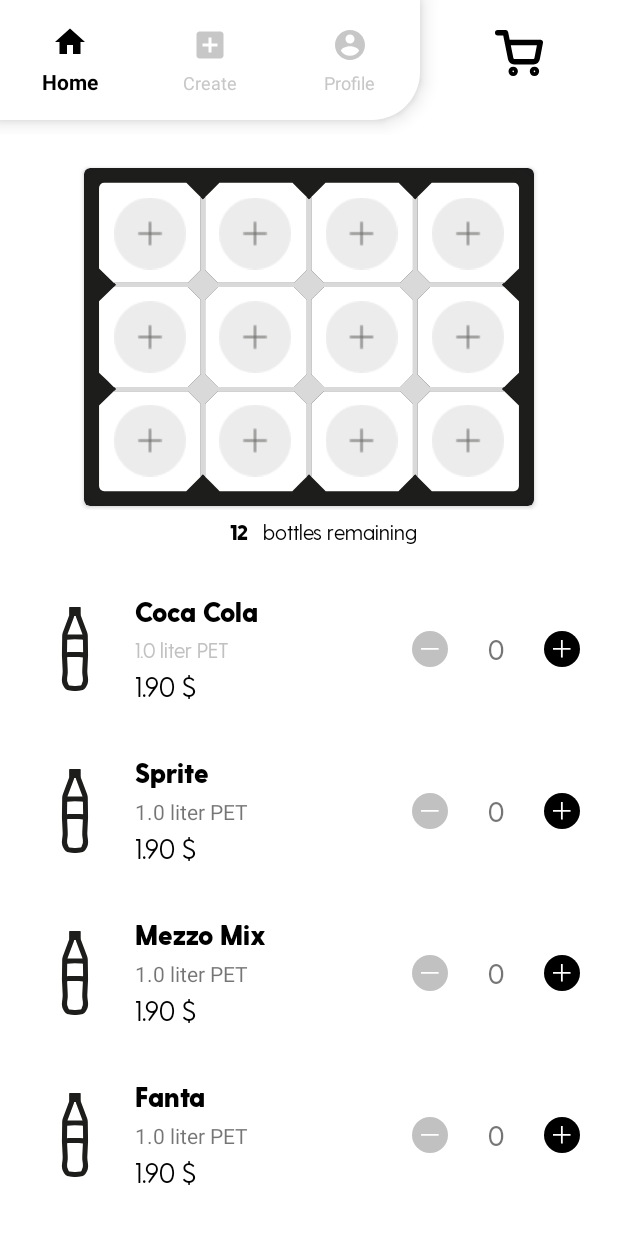
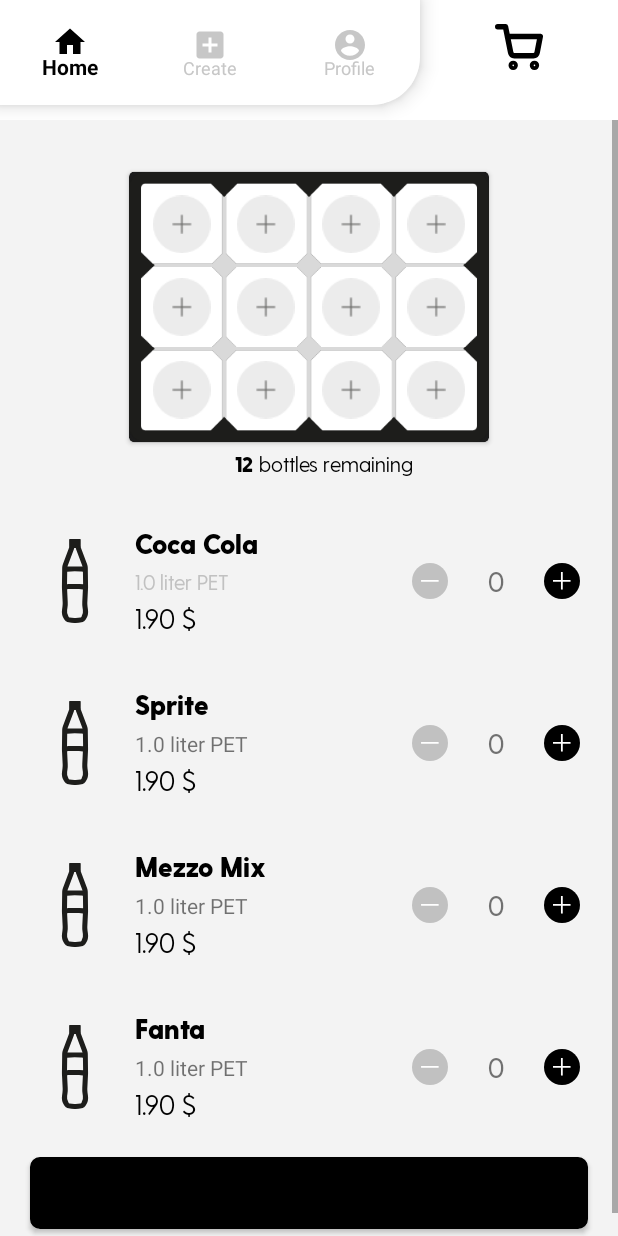
Before and after one commit to vib6445/Carsten, an Android app: the fragment LemonadeFragment placed in its activity, on a phone screen of 412 x 824 dp. Run offline under Robolectric (Android 15) with nearby library versions, the phone set to English and light mode, and no system bars.

Commit message:
Improved Fragment_Lemonade

```diff
--- /dev/null
+++ b/app/src/main/res/drawable/buy_button_background.xml
@@ -0,0 +1,14 @@
+<?xml version="1.0" encoding="utf-8" ?>
+<selector xmlns:android="http://schemas.android.com/apk/res/android">
+    <!--  Non focused states
+     -->
+    <item android:state_focused="false" android:state_selected="false" android:state_pressed="false" android:drawable="@drawable/buy_button_unfocused" />
+    <item android:state_focused="false" android:state_selected="true" android:state_pressed="false" android:drawable="@drawable/buy_button_unfocused" />
+    <!--  Focused states
+     -->
+    <item android:state_focused="true" android:state_selected="false" android:state_pressed="false" android:drawable="@drawable/buy_button_focus" />
+    <item android:state_focused="true" android:state_selected="true" android:state_pressed="false" android:drawable="@drawable/buy_button_focus" />
+    <!--  Pressed
+     -->
+    <item android:state_pressed="true" android:drawable="@drawable/buy_button_press" />
+</selector>
--- /dev/null
+++ b/app/src/main/res/drawable/buy_button_focus.xml
@@ -0,0 +1,6 @@
+<?xml version="1.0" encoding="utf-8"?>
+<shape xmlns:android="http://schemas.android.com/apk/res/android" android:shape="rectangle">
+    <stroke android:width="1dp" android:color="#FF404040" />
+    <corners android:radius="6dp" />
+    <gradient android:startColor="#FF6800" android:centerColor="#FF8000" android:endColor="#FF9700" android:angle="90" />
+</shape>
--- /dev/null
+++ b/app/src/main/res/drawable/buy_button_press.xml
@@ -0,0 +1,6 @@
+<?xml version="1.0" encoding="utf-8"?>
+<shape xmlns:android="http://schemas.android.com/apk/res/android" android:shape="rectangle">
+    <stroke android:width="1dp" android:color="#FF404040" />
+    <corners android:radius="6dp" />
+    <gradient android:startColor="#FF6800" android:centerColor="#FF8000" android:endColor="#FF9700" android:angle="90" />
+</shape>
--- /dev/null
+++ b/app/src/main/res/drawable/buy_button_unfocused.xml
@@ -0,0 +1,6 @@
+<?xml version="1.0" encoding="utf-8"?>
+<shape xmlns:android="http://schemas.android.com/apk/res/android" android:shape="rectangle">
+    <stroke android:width="1dp" android:color="#000000" />
+    <corners android:radius="6dp" />
+    <solid android:color="@color/colorBlack" />
+</shape>
--- a/app/src/main/res/layout/activity_main.xml
+++ b/app/src/main/res/layout/activity_main.xml
@@ -10,13 +10,14 @@
 
     <androidx.constraintlayout.widget.ConstraintLayout
         android:layout_width="match_parent"
-        android:layout_height="90dp"
+        android:layout_height="80dp"
+        android:background="#ffffff"
         android:orientation="horizontal">
 
         <com.google.android.material.bottomnavigation.BottomNavigationView
             android:id="@+id/top_navigation"
             android:layout_width="280dp"
-            android:layout_height="80dp"
+            android:layout_height="70dp"
             android:layout_alignParentTop="true"
             android:background="@drawable/main_navigation_background"
             android:elevation="800dp"
--- a/app/src/main/res/layout/fragment_create.xml
+++ b/app/src/main/res/layout/fragment_create.xml
@@ -7,9 +7,18 @@
     android:orientation="vertical" >
 
 
+    <androidx.cardview.widget.CardView
+        android:layout_width="match_parent"
+        android:layout_height="120dp"
+        app:cardBackgroundColor="#ffffff"
+        app:cardCornerRadius="0dp"
+        app:cardElevation="8dp"
+        app:cardMaxElevation="8dp">
+
         <RadioGroup
             android:layout_width="match_parent"
             android:layout_height="120dp"
+            android:background="@drawable/create_navigation_background"
             android:orientation="horizontal"
             android:paddingLeft="10dp"
             android:paddingRight="10dp">
@@ -19,6 +28,7 @@
                 android:layout_height="100dp"
                 android:layout_margin="4dp"
                 android:layout_weight="1"
+                app:cardBackgroundColor="#ffffff"
                 app:cardCornerRadius="4dp"
                 app:cardElevation="0dp">
 
@@ -41,11 +51,11 @@
                         android:layout_width="match_parent"
                         android:layout_height="wrap_content"
                         android:layout_weight="1"
+                        android:fontFamily="@font/greycliffcf_heavy"
                         android:text="@string/our_selection"
-                    android:fontFamily="@font/greycliffcf_heavy"
-                    android:textColor="@color/colorBlack"
                         android:textAlignment="center"
                         android:textAllCaps="false"
+                        android:textColor="@color/colorBlack"
                         android:textSize="12sp" />
                 </LinearLayout>
 
@@ -56,6 +66,7 @@
                 android:layout_height="100dp"
                 android:layout_margin="4dp"
                 android:layout_weight="1"
+                app:cardBackgroundColor="#ffffff"
                 app:cardCornerRadius="4dp"
                 app:cardElevation="0dp">
 
@@ -77,10 +88,10 @@
                         android:layout_width="match_parent"
                         android:layout_height="wrap_content"
                         android:layout_weight="1"
+                        android:fontFamily="@font/greycliffcf_heavy"
                         android:text="@string/lemonade"
-                    android:fontFamily="@font/greycliffcf_heavy"
+                        android:textAlignment="center"
                         android:textColor="@color/colorBlack"
-                    android:textAlignment="center"
                         android:textSize="12sp" />
                 </LinearLayout>
             </androidx.cardview.widget.CardView>
@@ -90,6 +101,7 @@
                 android:layout_height="100dp"
                 android:layout_margin="4dp"
                 android:layout_weight="1"
+                app:cardBackgroundColor="#ffffff"
                 app:cardCornerRadius="4dp"
                 app:cardElevation="0dp">
 
@@ -111,10 +123,10 @@
                         android:layout_width="match_parent"
                         android:layout_height="wrap_content"
                         android:layout_weight="1"
+                        android:fontFamily="@font/greycliffcf_heavy"
                         android:text="@string/beer_short"
-                    android:fontFamily="@font/greycliffcf_heavy"
+                        android:textAlignment="center"
                         android:textColor="@color/colorBlack"
-                    android:textAlignment="center"
                         android:textSize="12sp" />
                 </LinearLayout>
             </androidx.cardview.widget.CardView>
@@ -124,6 +136,7 @@
                 android:layout_height="100dp"
                 android:layout_margin="4dp"
                 android:layout_weight="1"
+                app:cardBackgroundColor="#ffffff"
                 app:cardCornerRadius="4dp"
                 app:cardElevation="0dp">
 
@@ -146,21 +159,19 @@
                         android:layout_height="wrap_content"
                         android:layout_weight="1"
                         android:fontFamily="@font/greycliffcf_heavy"
-                    android:textColor="@color/colorBlack"
                         android:text="@string/beer_long"
                         android:textAlignment="center"
+                        android:textColor="@color/colorBlack"
                         android:textSize="12sp" />
                 </LinearLayout>
             </androidx.cardview.widget.CardView>
 
         </RadioGroup>
+    </androidx.cardview.widget.CardView>
 
     <androidx.viewpager.widget.ViewPager
         android:id="@+id/viewPager"
         android:layout_width="match_parent"
-        android:layout_height="wrap_content">
-
-    </androidx.viewpager.widget.ViewPager>
-
+        android:layout_height="wrap_content" />
 
 </LinearLayout>
--- a/app/src/main/res/layout/fragment_lemonade.xml
+++ b/app/src/main/res/layout/fragment_lemonade.xml
@@ -1,51 +1,48 @@
 <?xml version="1.0" encoding="utf-8"?>
-<LinearLayout xmlns:android="http://schemas.android.com/apk/res/android"
+<ScrollView xmlns:android="http://schemas.android.com/apk/res/android"
     xmlns:app="http://schemas.android.com/apk/res-auto"
     xmlns:tools="http://schemas.android.com/tools"
     android:layout_width="match_parent"
     android:layout_height="wrap_content"
+    android:background="#f3f3f3"
     android:orientation="vertical"
     tools:context=".CreateSlabs.LemonadeFragment">
-
-
-    <ScrollView
-        android:layout_width="match_parent"
-        android:layout_height="match_parent">
 
     <LinearLayout
         android:layout_width="match_parent"
         android:layout_height="wrap_content"
         android:orientation="vertical"
-            android:paddingTop="20dp">
+        android:paddingTop="10dp">
+
 
         <androidx.constraintlayout.widget.ConstraintLayout
             android:layout_width="match_parent"
-                android:layout_height="230dp"
-                >
+            android:layout_height="230dp">
 
             <androidx.cardview.widget.CardView
                 android:layout_width="wrap_content"
                 android:layout_height="wrap_content"
                 android:layout_gravity="center"
+                android:layout_marginTop="2dp"
+                android:scaleX="0.8"
+                android:scaleY="0.8"
                 app:cardBackgroundColor="#1c1c1c"
                 app:cardCornerRadius="4dp"
                 app:layout_constraintEnd_toEndOf="parent"
                 app:layout_constraintStart_toStartOf="parent"
-                    app:layout_constraintTop_toTopOf="parent"
-                    android:layout_marginTop="2dp">
+                app:layout_constraintTop_toTopOf="parent">
 
                 <LinearLayout
                     android:layout_width="300dp"
                     android:layout_height="225dp"
-                        android:orientation="vertical"
                     android:background="@drawable/slab_vertical_background"
-                        >
+                    android:orientation="vertical">
 
                     <TableLayout
                         android:layout_width="300dp"
                         android:layout_height="225dp"
+                        android:paddingHorizontal="56dp"
                         android:paddingVertical="44dp"
-                            android:paddingHorizontal="56dp"
                         android:scaleX="1.5"
                         android:scaleY="1.5">
 
@@ -78,6 +75,7 @@
                                 android:layout_weight="1"
                                 android:background="@null"
                                 android:src="@drawable/drink_slot_empty" />
+
                             <ImageButton
                                 android:id="@+id/imageButton4"
                                 android:layout_width="wrap_content"
@@ -108,6 +106,7 @@
                                 android:layout_weight="1"
                                 android:background="@null"
                                 android:src="@drawable/drink_slot_empty" />
+
                             <ImageButton
                                 android:id="@+id/imageButton7"
                                 android:layout_width="wrap_content"
@@ -131,7 +130,6 @@
                             android:layout_weight="1">
 
 
-
                             <ImageButton
                                 android:id="@+id/imageButton9"
                                 android:layout_width="wrap_content"
@@ -139,6 +137,7 @@
                                 android:layout_weight="1"
                                 android:background="@null"
                                 android:src="@drawable/drink_slot_empty" />
+
                             <ImageButton
                                 android:id="@+id/imageButton10"
                                 android:layout_width="wrap_content"
@@ -174,17 +173,16 @@
         <LinearLayout
             android:layout_width="match_parent"
             android:layout_height="wrap_content"
+            android:layout_marginTop="-20dp"
             android:layout_marginBottom="20dp"
             android:gravity="center_horizontal"
             android:orientation="horizontal"
-                android:paddingLeft="20dp"
-                android:paddingTop="5dp">
+            android:paddingLeft="20dp">
 
             <TextView
                 android:id="@+id/numberOfBottles"
                 android:layout_width="wrap_content"
                 android:layout_height="wrap_content"
-                    android:layout_marginRight="10dp"
                 android:fontFamily="@font/greycliffcf_heavy"
                 android:text="12"
                 android:textColor="@color/colorBlack" />
@@ -193,21 +191,23 @@
                 android:id="@+id/remainingText"
                 android:layout_width="wrap_content"
                 android:layout_height="wrap_content"
+                android:layout_marginLeft="4dp"
                 android:fontFamily="@font/greycliffcf_regular"
                 android:text="bottles remaining"
                 android:textColor="@color/colorBlack" />
 
         </LinearLayout>
 
+
         <androidx.constraintlayout.widget.ConstraintLayout
             android:id="@+id/cokeLayout"
             android:layout_width="match_parent"
             android:layout_height="wrap_content"
-                android:orientation="horizontal"
+            android:layout_marginLeft="10dp"
             android:layout_marginTop="8dp"
             android:layout_marginRight="25dp"
             android:layout_marginBottom="20dp"
-                android:layout_marginLeft="10dp">
+            android:orientation="horizontal">
 
             <ImageView
                 android:id="@+id/ccImage"
@@ -226,8 +226,8 @@
                 android:layout_height="wrap_content"
                 android:fontFamily="@font/greycliffcf_heavy"
                 android:text="Coca Cola"
+                android:textColor="@color/colorBlack"
                 android:textSize="18sp"
-                    android:textColor="@color/colorBlack"
                 app:layout_constraintBottom_toTopOf="@+id/ccType"
                 app:layout_constraintStart_toEndOf="@+id/ccImage"
                 app:layout_constraintTop_toTopOf="parent"
@@ -252,8 +252,8 @@
                 android:layout_width="wrap_content"
                 android:layout_height="wrap_content"
                 android:fontFamily="@font/greycliffcf_regular"
+                android:text="1.90 $"
                 android:textColor="@color/colorBlack"
-                    android:text="1.90 $"
                 android:textSize="18sp"
                 app:layout_constraintBottom_toBottomOf="parent"
                 app:layout_constraintStart_toEndOf="@+id/ccImage"
@@ -293,13 +293,13 @@
                 android:id="@+id/ccAdd"
                 android:layout_width="wrap_content"
                 android:layout_height="wrap_content"
+                android:background="@null"
                 android:src="@drawable/ic_button_plus"
                 app:layout_constraintBottom_toBottomOf="parent"
                 app:layout_constraintEnd_toEndOf="parent"
                 app:layout_constraintTop_toTopOf="parent"
                 tools:layout_conversion_absoluteHeight="51dp"
-                    tools:layout_conversion_absoluteWidth="80dp"
-                    android:background="@null"/>
+                tools:layout_conversion_absoluteWidth="80dp" />
 
         </androidx.constraintlayout.widget.ConstraintLayout>
 
@@ -307,11 +307,11 @@
             android:id="@+id/spriteLayout"
             android:layout_width="match_parent"
             android:layout_height="wrap_content"
-                android:orientation="horizontal"
+            android:layout_marginStart="10dp"
             android:layout_marginTop="8dp"
             android:layout_marginEnd="25dp"
             android:layout_marginBottom="20dp"
-                android:layout_marginStart="10dp">
+            android:orientation="horizontal">
 
             <ImageView
                 android:id="@+id/spImage"
@@ -395,25 +395,25 @@
                 android:id="@+id/spAdd"
                 android:layout_width="wrap_content"
                 android:layout_height="wrap_content"
+                android:background="@null"
                 android:src="@drawable/ic_button_plus"
                 app:layout_constraintBottom_toBottomOf="parent"
                 app:layout_constraintEnd_toEndOf="parent"
                 app:layout_constraintTop_toTopOf="parent"
                 tools:layout_conversion_absoluteHeight="51dp"
-                    tools:layout_conversion_absoluteWidth="80dp"
-                    android:background="@null"/>
+                tools:layout_conversion_absoluteWidth="80dp" />
 
         </androidx.constraintlayout.widget.ConstraintLayout>
 
         <androidx.constraintlayout.widget.ConstraintLayout
             android:id="@+id/mezzoLayout"
             android:layout_width="match_parent"
-                android:layout_height="match_parent"
-                android:orientation="horizontal"
+            android:layout_height="wrap_content"
+            android:layout_marginLeft="10dp"
             android:layout_marginTop="8dp"
             android:layout_marginRight="25dp"
             android:layout_marginBottom="20dp"
-                android:layout_marginLeft="10dp">
+            android:orientation="horizontal">
 
             <ImageView
                 android:id="@+id/mmImage"
@@ -497,25 +497,25 @@
                 android:id="@+id/mmAdd"
                 android:layout_width="wrap_content"
                 android:layout_height="wrap_content"
+                android:background="@null"
                 android:src="@drawable/ic_button_plus"
                 app:layout_constraintBottom_toBottomOf="parent"
                 app:layout_constraintEnd_toEndOf="parent"
                 app:layout_constraintTop_toTopOf="parent"
                 tools:layout_conversion_absoluteHeight="51dp"
-                    tools:layout_conversion_absoluteWidth="80dp"
-                    android:background="@null"/>
+                tools:layout_conversion_absoluteWidth="80dp" />
 
         </androidx.constraintlayout.widget.ConstraintLayout>
 
         <androidx.constraintlayout.widget.ConstraintLayout
             android:id="@+id/fantaLayout"
             android:layout_width="match_parent"
-                android:layout_height="match_parent"
-                android:orientation="horizontal"
+            android:layout_height="wrap_content"
+            android:layout_marginLeft="10dp"
             android:layout_marginTop="8dp"
             android:layout_marginRight="25dp"
             android:layout_marginBottom="20dp"
-                android:layout_marginLeft="10dp">
+            android:orientation="horizontal">
 
             <ImageView
                 android:id="@+id/ftImage"
@@ -600,17 +600,25 @@
                 android:id="@+id/ftAdd"
                 android:layout_width="wrap_content"
                 android:layout_height="wrap_content"
+                android:background="@null"
                 android:src="@drawable/ic_button_plus"
                 app:layout_constraintBottom_toBottomOf="parent"
                 app:layout_constraintEnd_toEndOf="parent"
                 app:layout_constraintTop_toTopOf="parent"
                 tools:layout_conversion_absoluteHeight="51dp"
-                    tools:layout_conversion_absoluteWidth="80dp"
-                    android:background="@null"/>
+                tools:layout_conversion_absoluteWidth="80dp" />
 
         </androidx.constraintlayout.widget.ConstraintLayout>
 
+        <Button
+            android:id="@+id/button"
+            android:layout_width="match_parent"
+            android:layout_height="wrap_content"
+            android:layout_marginStart="20dp"
+            android:layout_marginEnd="20dp"
+            android:layout_marginBottom="20dp"
+            android:text="Button"
+            android:background="@drawable/buy_button_background"/>
     </LinearLayout>
+
 </ScrollView>
-
-</LinearLayout>
```
Lines whose indentation alone changed are shown as unchanged.
